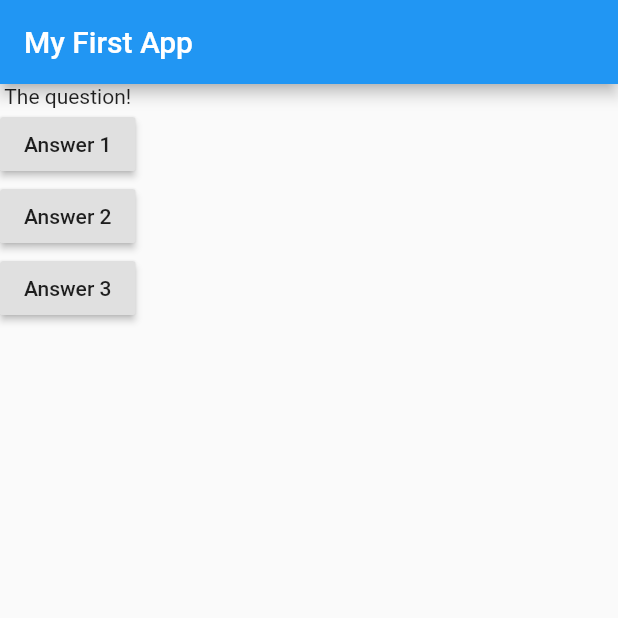
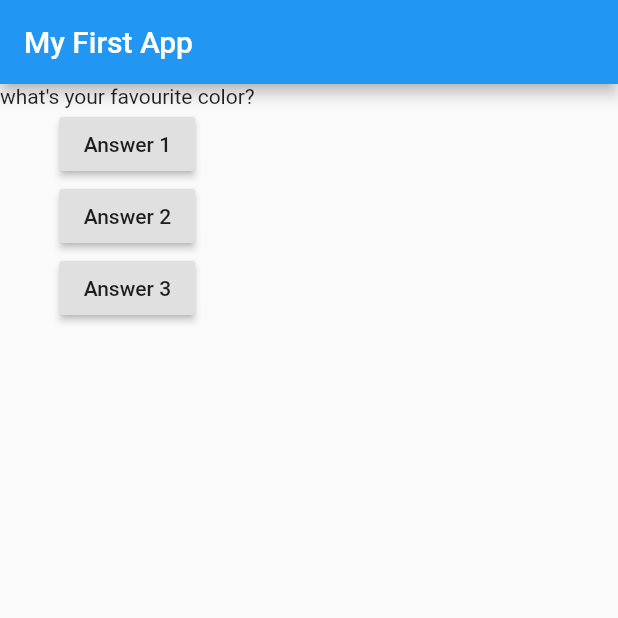
Before and after one commit to Mugisha-isaac/Flutter-quiz-app, a Flutter app: the screen it shows after launch, after a tap on "Answer 1", on a phone screen of 412 x 824 dp, the top half of it. Run offline on Flutter 3.47's test engine with Material 2 defaults, Android fonts, the phone set to English and light mode, and no system bars.

Commit message:
updating widget data part 1

```diff
--- a/lib/main.dart
+++ b/lib/main.dart
@@ -5,10 +5,13 @@ void main() {
 }
 
 class MyApp extends StatelessWidget {
+  var questionIndex = 0;
   @override
   Widget build(BuildContext context) {
     void answerQuestion() {
+      questionIndex = questionIndex + 1;
       print('Answer choosen');
+      print(questionIndex);
     }
 
     var questions = [
@@ -21,13 +24,19 @@ class MyApp extends StatelessWidget {
           title: Text('My First App'),
         ),
         body: Column(children: [
-          Text('The question!'),
+          Text(questions.elementAt(questionIndex)),
           RaisedButton(
             child: Text('Answer 1'),
             onPressed: answerQuestion,
           ),
-          RaisedButton(child: Text('Answer 2'), onPressed: answerQuestion),
-          RaisedButton(child: Text('Answer 3'), onPressed: answerQuestion),
+          RaisedButton(
+              child: Text('Answer 2'),
+              onPressed: () => print('answer 2 choosen')),
+          RaisedButton(
+              child: Text('Answer 3'),
+              onPressed: () {
+                print('answer 3 choosen');
+              }),
         ]),
       ),
     );
```
